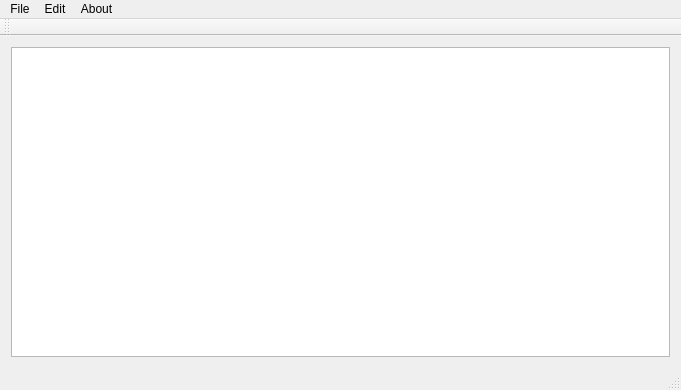
This is Notepad/Notepad.ui in ElPountie/Notepad as Qt 5 draws it before an edit. The edited form follows.
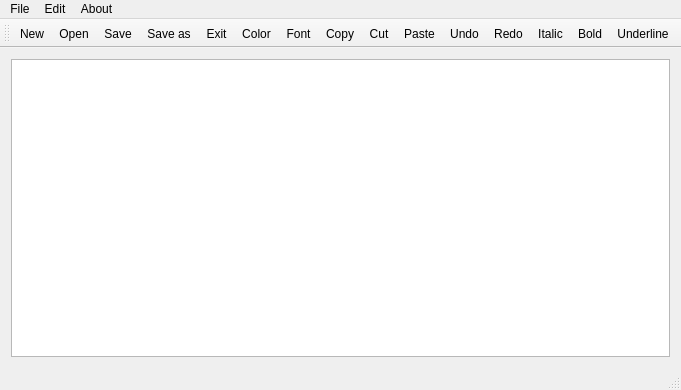
This is the edited form. Icons and pictures are not drawn.

```diff
--- a/Notepad/Notepad.ui
+++ b/Notepad/Notepad.ui
@@ -33,6 +33,21 @@
    <attribute name="toolBarBreak">
     <bool>false</bool>
    </attribute>
+   <addaction name="actionNew"/>
+   <addaction name="actionOpen"/>
+   <addaction name="actionSave"/>
+   <addaction name="actionSave_as"/>
+   <addaction name="actionExit"/>
+   <addaction name="actionColor"/>
+   <addaction name="actionFont"/>
+   <addaction name="actionCopy"/>
+   <addaction name="actionCut"/>
+   <addaction name="actionPaste"/>
+   <addaction name="actionUndo"/>
+   <addaction name="actionRedo"/>
+   <addaction name="actionItalic"/>
+   <addaction name="actionBold"/>
+   <addaction name="actionUnderline"/>
   </widget>
   <widget class="QStatusBar" name="statusBar"/>
   <widget class="QMenuBar" name="menuBar">
```
Left out of the diff: 4 changed lines with no effect on the pictures.
